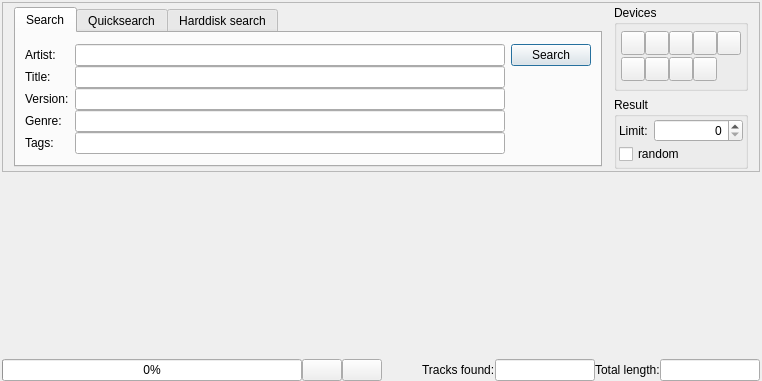
Before: the Qt Designer form trunk/forms/search.ui in pfedick/winmusik, drawn with Qt 5.
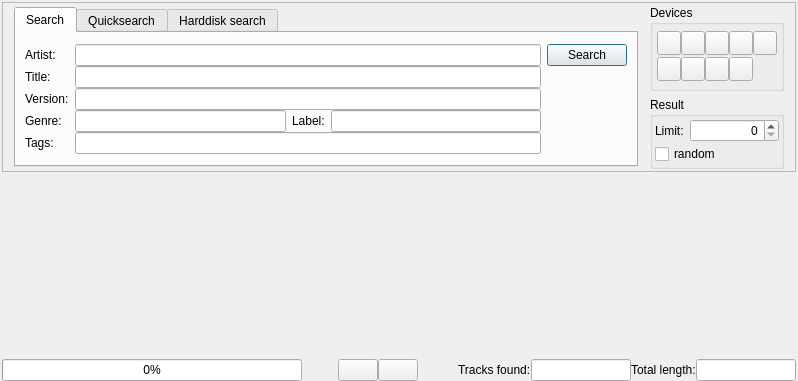
After: the same form once the commit is applied. Icons and pictures are not drawn.

Diff of the .ui file:
```diff
--- a/trunk/forms/search.ui
+++ b/trunk/forms/search.ui
@@ -6,7 +6,7 @@
    <rect>
     <x>0</x>
     <y>0</y>
-    <width>750</width>
+    <width>798</width>
     <height>381</height>
    </rect>
   </property>
@@ -150,9 +150,6 @@
             <item row="2" column="1">
              <widget class="QLineEdit" name="version"/>
             </item>
-            <item row="3" column="1">
-             <widget class="QLineEdit" name="genre"/>
-            </item>
             <item row="4" column="1">
              <widget class="QLineEdit" name="tags"/>
             </item>
@@ -179,6 +176,23 @@
               </property>
              </widget>
             </item>
+            <item row="3" column="1">
+             <layout class="QHBoxLayout" name="horizontalLayout_8">
+              <item>
+               <widget class="QLineEdit" name="genre"/>
+              </item>
+              <item>
+               <widget class="QLabel" name="label_12">
+                <property name="text">
+                 <string>Label:</string>
+                </property>
+               </widget>
+              </item>
+              <item>
+               <widget class="QLineEdit" name="recordLabel"/>
+              </item>
+             </layout>
+            </item>
            </layout>
           </item>
          </layout>
@@ -757,6 +771,9 @@
            </property>
            <item>
             <layout class="QFormLayout" name="formLayout_2">
+             <property name="fieldGrowthPolicy">
+              <enum>QFormLayout::AllNonFixedFieldsGrow</enum>
+             </property>
              <property name="topMargin">
               <number>0</number>
              </property>
```
Left out of the diff: 11 changed lines with no effect on the pictures.
